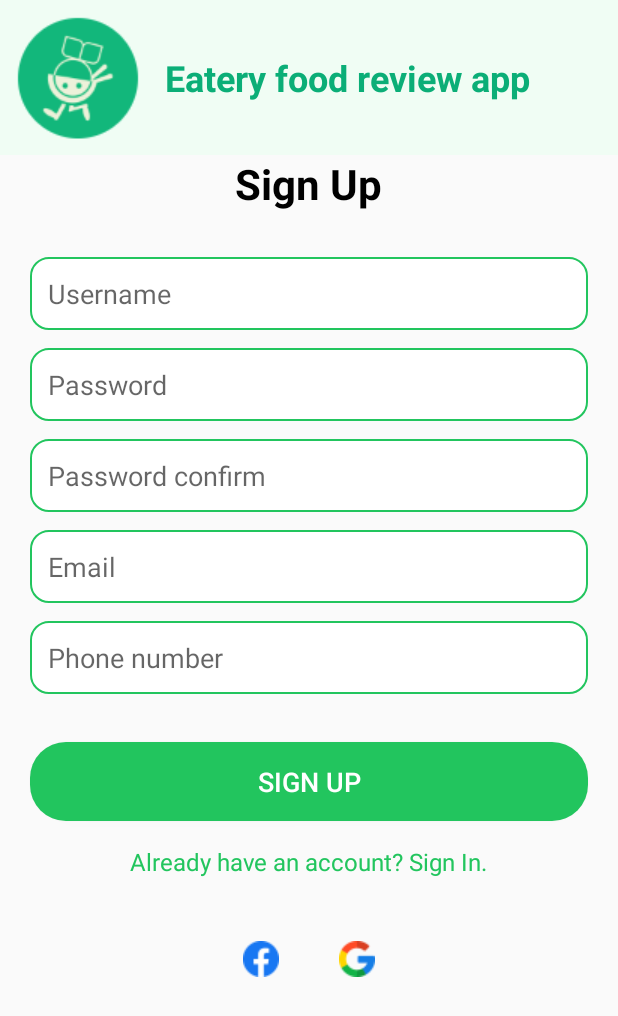
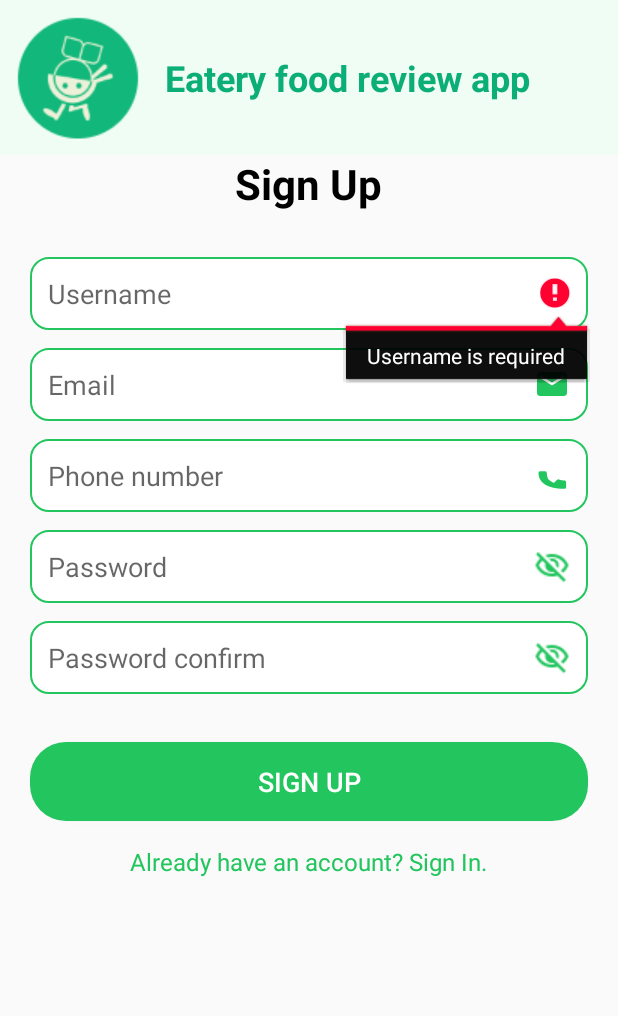
Before and after one commit to LennyFindAName/PRM_FoodEateryReview, an Android app: the RegisterActivity screen opened directly, with no data from a screen before it, after a tap on "SIGN UP", on a phone screen of 412 x 824 dp. Shown: the top 1016 px of the screen. Run offline under Robolectric (Android 15) with nearby library versions, the light colour scheme and no system bars.

Commit message:
fix: update and validate ui register

```diff
--- a/app/src/main/java/prm392/project/view/RegisterActivity.java
+++ b/app/src/main/java/prm392/project/view/RegisterActivity.java
@@ -49,19 +49,65 @@ public class RegisterActivity extends AppCompatActivity {
         tvSignIn.setOnClickListener(v -> startActivity(new Intent(this, LoginActivity.class)));
     }
 
-    private void registerUser() {
+    private boolean validateForm() {
         String username = edtUsername.getText().toString().trim();
-        String password = edtPassword.getText().toString().trim();
-        String confirmPassword = edtPasswordConfirm.getText().toString().trim();
         String email = edtEmail.getText().toString().trim();
         String phone = edtPhone.getText().toString().trim();
+        String password = edtPassword.getText().toString();
+        String passwordConfirm = edtPasswordConfirm.getText().toString();
 
-        if (username.length() < 5 || password.length() < 6 || !password.equals(confirmPassword) || email.isEmpty()) {
-            Toast.makeText(this, "Invalid input. Check all fields.", Toast.LENGTH_SHORT).show();
-            return;
+        if (username.isEmpty()) {
+            edtUsername.setError("Username is required");
+            edtUsername.requestFocus();
+            return false;
         }
+        if (email.isEmpty()) {
+            edtEmail.setError("Email is required");
+            edtEmail.requestFocus();
+            return false;
+        }
+        if (!android.util.Patterns.EMAIL_ADDRESS.matcher(email).matches()) {
+            edtEmail.setError("Invalid email format");
+            edtEmail.requestFocus();
+            return false;
+        }
+        if (phone.isEmpty()) {
+            edtPhone.setError("Phone number is required");
+            edtPhone.requestFocus();
+            return false;
+        }
+        if (!phone.matches("[0-9]{9,15}")) {
+            edtPhone.setError("Invalid phone number");
+            edtPhone.requestFocus();
+            return false;
+        }
+        if (password.isEmpty()) {
+            edtPassword.setError("Password is required");
+            edtPassword.requestFocus();
+            return false;
+        }
+        if (password.length() < 6) {
+            edtPassword.setError("Password must be at least 6 characters");
+            edtPassword.requestFocus();
+            return false;
+        }
+        if (!password.equals(passwordConfirm)) {
+            edtPasswordConfirm.setError("Passwords do not match");
+            edtPasswordConfirm.requestFocus();
+            return false;
+        }
+        return true;
+    }
 
-        RegisterRequest request = new RegisterRequest(username, password, confirmPassword, email, phone);
+    private void registerUser() {
+        if (!validateForm()) return;
+        String username = edtUsername.getText().toString().trim();
+        String email = edtEmail.getText().toString().trim();
+        String phone = edtPhone.getText().toString().trim();
+        String password = edtPassword.getText().toString();
+        String passwordConfirm = edtPasswordConfirm.getText().toString();
+
+        RegisterRequest request = new RegisterRequest(username, password, passwordConfirm, email, phone);
         AuthService authService = APIClient.getClient(this).create(AuthService.class);
 
         authService.register(request).enqueue(new Callback<Void>() {
--- /dev/null
+++ b/app/src/main/res/drawable/ic_email.xml
@@ -0,0 +1,6 @@
+<vector xmlns:android="http://schemas.android.com/apk/res/android"
+    android:width="24dp" android:height="24dp" android:viewportWidth="24"
+    android:viewportHeight="24">
+    <path android:fillColor="#FF888888"
+        android:pathData="M20,4H4c-1.1,0-2,0.9-2,2v12c0,1.1 0.9,2 2,2h16c1.1,0 2-0.9 2-2V6c0-1.1-0.9-2-2-2zm0,4l-8,5-8-5V6l8,5 8-5v2z"/>
+</vector>
--- /dev/null
+++ b/app/src/main/res/drawable/ic_lock.xml
@@ -0,0 +1,6 @@
+<vector xmlns:android="http://schemas.android.com/apk/res/android"
+    android:width="24dp" android:height="24dp" android:viewportWidth="24"
+    android:viewportHeight="24">
+    <path android:fillColor="#FF888888"
+        android:pathData="M12,17a2,2 0 1,0 0,-4 2,2 0 0,0 0,4zm6-7V8a6,6 0 0,0 -12,0v2H4v12h16V10h-2zm-8,0V8a4,4 0 0,1 8,0v2h-8z"/>
+</vector>
--- /dev/null
+++ b/app/src/main/res/drawable/ic_person.xml
@@ -0,0 +1,6 @@
+<vector xmlns:android="http://schemas.android.com/apk/res/android"
+    android:width="24dp" android:height="24dp" android:viewportWidth="24"
+    android:viewportHeight="24">
+    <path android:fillColor="#FF888888"
+        android:pathData="M12,17a2,2 0 1,0 0,-4 2,2 0 0,0 0,4zm6-7V8a6,6 0 0,0 -12,0v2H4v12h16V10h-2zm-8,0V8a4,4 0 0,1 8,0v2h-8z"/>
+</vector>
--- /dev/null
+++ b/app/src/main/res/drawable/ic_phone.xml
@@ -0,0 +1,6 @@
+<vector xmlns:android="http://schemas.android.com/apk/res/android"
+    android:width="24dp" android:height="24dp" android:viewportWidth="24"
+    android:viewportHeight="24">
+    <path android:fillColor="#FF888888"
+        android:pathData="M6.62,10.79a15.05,15.05 0 0,0 6.59,6.59l2.2-2.2a1,1 0 0,1 1.11-0.21c1.21,0.49 2.53,0.76 3.88,0.76a1,1 0 0,1 1,1v3.5a1,1 0 0,1-1,1C7.61,21 3,16.39 3,10.5a1,1 0 0,1 1-1h3.5a1,1 0 0,1 1,1c0,1.35 0.27,2.67 0.76,3.88a1,1 0 0,1-0.21,1.11l-2.2,2.2z"/>
+</vector>
--- a/app/src/main/res/layout/activity_register.xml
+++ b/app/src/main/res/layout/activity_register.xml
@@ -21,13 +21,14 @@
         <ImageView
             android:layout_width="wrap_content"
             android:layout_height="wrap_content"
-            android:src="@drawable/pr_icon" />
+            android:src="@drawable/pr_icon"
+            android:contentDescription="@string/register_toolbar_title" />
 
         <TextView
             android:layout_width="wrap_content"
             android:layout_height="wrap_content"
             android:layout_marginStart="16dp"
-            android:text="Eatery food review app"
+            android:text="@string/register_toolbar_title"
             android:textColor="#0BAE77"
             android:textSize="24sp"
             android:textStyle="bold" />
@@ -39,12 +40,12 @@
         android:layout_width="wrap_content"
         android:layout_height="wrap_content"
         android:layout_marginBottom="30dp"
-        android:text="Sign Up"
+        android:text="@string/register_title"
         android:textColor="@android:color/black"
         android:textSize="28sp"
         android:textStyle="bold" />
 
-    <!-- Name Input -->
+    <!-- Username Input -->
     <EditText
         android:id="@+id/edtUsername"
         android:layout_width="match_parent"
@@ -53,12 +54,43 @@
         android:layout_marginRight="20dp"
         android:layout_marginBottom="12dp"
         android:background="@drawable/rounded_edit_text"
+        android:drawableEnd="@drawable/ic_person"
         android:drawableTint="@color/colorAccent"
-        android:hint="Username"
+        android:hint="@string/register_username"
         android:inputType="textPersonName"
         android:padding="12dp" />
 
     <!-- Email Input -->
+    <EditText
+        android:id="@+id/edtEmail"
+        android:layout_width="match_parent"
+        android:layout_height="wrap_content"
+        android:layout_marginLeft="20dp"
+        android:layout_marginRight="20dp"
+        android:layout_marginBottom="12dp"
+        android:background="@drawable/rounded_edit_text"
+        android:drawableEnd="@drawable/ic_email"
+        android:drawableTint="@color/colorAccent"
+        android:hint="@string/register_email"
+        android:inputType="textEmailAddress"
+        android:padding="12dp" />
+
+    <!-- Phone Input -->
+    <EditText
+        android:id="@+id/edtPhoneNumber"
+        android:layout_width="match_parent"
+        android:layout_height="wrap_content"
+        android:layout_marginLeft="20dp"
+        android:layout_marginRight="20dp"
+        android:layout_marginBottom="12dp"
+        android:background="@drawable/rounded_edit_text"
+        android:drawableEnd="@drawable/ic_phone"
+        android:drawableTint="@color/colorAccent"
+        android:hint="@string/register_phone"
+        android:inputType="phone"
+        android:padding="12dp" />
+
+    <!-- Password Input -->
     <EditText
         android:id="@+id/edtPassword"
         android:layout_width="match_parent"
@@ -67,12 +99,13 @@
         android:layout_marginRight="20dp"
         android:layout_marginBottom="12dp"
         android:background="@drawable/rounded_edit_text"
+        android:drawableEnd="@drawable/ic_visibility_off"
         android:drawableTint="@color/colorAccent"
-        android:hint="Password"
-        android:inputType="textEmailAddress"
+        android:hint="@string/register_password"
+        android:inputType="textPassword"
         android:padding="12dp" />
 
-    <!-- Password Input -->
+    <!-- Password Confirm Input -->
     <EditText
         android:id="@+id/edtPasswordConfirm"
         android:layout_width="match_parent"
@@ -81,36 +114,13 @@
         android:layout_marginRight="20dp"
         android:layout_marginBottom="12dp"
         android:background="@drawable/rounded_edit_text"
+        android:drawableEnd="@drawable/ic_visibility_off"
         android:drawableTint="@color/colorAccent"
-        android:hint="Password confirm"
+        android:hint="@string/register_password_confirm"
+        android:inputType="textPassword"
         android:padding="12dp" />
 
-    <!-- Phone number Input -->
-    <EditText
-        android:id="@+id/edtEmail"
-        android:layout_width="match_parent"
-        android:layout_height="wrap_content"
-        android:layout_marginLeft="20dp"
-        android:layout_marginRight="20dp"
-        android:layout_marginBottom="12dp"
-        android:background="@drawable/rounded_edit_text"
-        android:drawableTint="@color/colorAccent"
-        android:hint="Email"
-        android:padding="12dp" />
-
-    <!-- Address Input -->
-    <EditText
-        android:id="@+id/edtPhoneNumber"
-        android:layout_width="match_parent"
-        android:layout_height="wrap_content"
-        android:layout_marginLeft="20dp"
-        android:layout_marginRight="20dp"
-        android:layout_marginBottom="12dp"
-        android:background="@drawable/rounded_edit_text"
-        android:drawableTint="@color/colorAccent"
-        android:hint="Phone number"
-        android:padding="12dp" />
-
+    <!-- Sign Up Button -->
     <Button
         android:id="@+id/btnSignUp"
         android:layout_width="match_parent"
@@ -120,7 +130,7 @@
         android:layout_marginRight="20dp"
         android:background="@drawable/rounded_button"
         android:padding="14dp"
-        android:text="SIGN UP"
+        android:text="@string/register_signup"
         android:textColor="@android:color/white"
         android:textSize="18sp" />
 
@@ -131,34 +141,8 @@
         android:layout_height="wrap_content"
         android:layout_gravity="center"
         android:layout_marginTop="16dp"
-        android:text="Already have an account? Sign In."
+        android:text="@string/register_signin"
         android:textColor="@color/colorAccent"
         android:textSize="16sp" />
 
-    <!-- Social Media Login Buttons -->
-    <LinearLayout
-        android:layout_width="match_parent"
-        android:layout_height="wrap_content"
-        android:layout_marginLeft="20dp"
-        android:layout_marginTop="30dp"
-        android:layout_marginRight="20dp"
-        android:gravity="center"
-        android:orientation="horizontal">
-
-        <ImageButton
-            android:id="@+id/btnFacebookLogin"
-            android:layout_width="48dp"
-            android:layout_height="48dp"
-            android:layout_marginEnd="16dp"
-            android:background="?attr/selectableItemBackground"
-            android:src="@drawable/facebook" />
-
-        <ImageButton
-            android:id="@+id/btnGoogleLogin"
-            android:layout_width="48dp"
-            android:layout_height="48dp"
-            android:background="?attr/selectableItemBackground"
-            android:src="@drawable/google" />
-    </LinearLayout>
-
 </LinearLayout>
--- a/app/src/main/res/values/strings.xml
+++ b/app/src/main/res/values/strings.xml
@@ -1,4 +1,17 @@
 <resources>
     <string name="app_name">Project PRM392</string>
     <string name="my_map_api_key">AIzaSyAhKdlpg0t2Q33IDz55I4-m9QDVPy2CBDE</string>
+    <string name="register_title">Sign Up</string>
+    <string name="register_username">Username</string>
+    <string name="register_password">Password</string>
+    <string name="register_password_confirm">Password confirm</string>
+    <string name="register_email">Email</string>
+    <string name="register_phone">Phone number</string>
+    <string name="register_signup">SIGN UP</string>
+    <string name="register_signin">Already have an account? Sign In.</string>
+    <string name="register_toolbar_title">Eatery food review app</string>
+    <string name="register_icon_person">User icon</string>
+    <string name="register_icon_lock">Lock icon</string>
+    <string name="register_icon_email">Email icon</string>
+    <string name="register_icon_phone">Phone icon</string>
 </resources>
```
